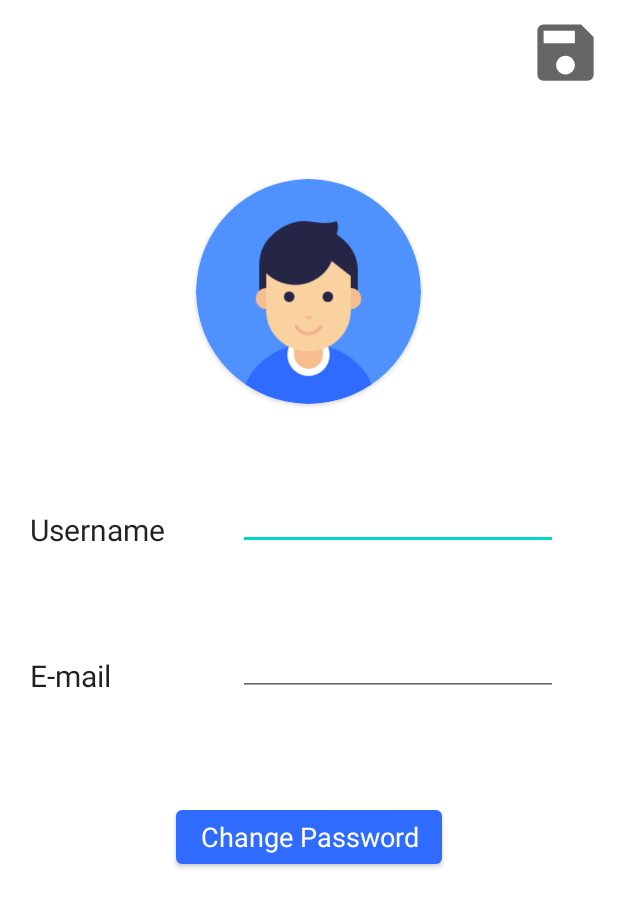
After one commit to Jarenass97/DesafioInventario, an Android app: the layout fragment_perfil.xml on its own in the app's theme, with its tools: preview values and no code run, on a phone screen of 412 x 824 dp. The commit adds this screen. Shown: the top 907 px of the screen. Run offline under Robolectric (Android 15) with nearby library versions, the phone set to English and light mode, and no system bars.

Commit message:
Modificando datos del perfil de usuario

```diff
--- a/DesafioInventario/app/build.gradle
+++ b/DesafioInventario/app/build.gradle
@@ -42,6 +42,7 @@ dependencies {
     implementation 'androidx.constraintlayout:constraintlayout:2.1.2'
     implementation 'androidx.navigation:navigation-fragment-ktx:2.3.5'
     implementation 'androidx.navigation:navigation-ui-ktx:2.3.5'
+    implementation 'androidx.legacy:legacy-support-v4:1.0.0'
     testImplementation 'junit:junit:4.+'
     androidTestImplementation 'androidx.test.ext:junit:1.1.3'
     androidTestImplementation 'androidx.test.espresso:espresso-core:3.4.0'
--- a/DesafioInventario/app/src/main/java/api/InventarioApi.kt
+++ b/DesafioInventario/app/src/main/java/api/InventarioApi.kt
@@ -18,6 +18,10 @@ interface InventarioApi {
     fun addUser(@Body info: Usuario): Call<ResponseBody>
 
     @Headers("Content-Type:application/json")
+    @PUT("/modUser/{username}")
+    fun modUsuario(@Path("username") username: String, @Body info: Usuario): Call<ResponseBody>
+
+    @Headers("Content-Type:application/json")
     @POST("/addAula")
     fun addAula(@Body info: Aula): Call<ResponseBody>
 
--- a/DesafioInventario/app/src/main/java/com/example/desafioinventario/LoginActivity.kt
+++ b/DesafioInventario/app/src/main/java/com/example/desafioinventario/LoginActivity.kt
@@ -79,7 +79,8 @@ class LoginActivity : AppCompatActivity() {
                 edPasswdLogin.inputType = InputType.TYPE_TEXT_VARIATION_VISIBLE_PASSWORD
             } else {
                 btnMostrarPass.setImageResource(R.drawable.ic_eye)
-                edPasswdLogin.inputType = InputType.TYPE_CLASS_TEXT or InputType.TYPE_TEXT_VARIATION_PASSWORD
+                edPasswdLogin.inputType =
+                    InputType.TYPE_CLASS_TEXT or InputType.TYPE_TEXT_VARIATION_PASSWORD
             }
             edPasswdLogin.setSelection(edPasswdLogin.text.length)
         })
@@ -175,6 +176,7 @@ class LoginActivity : AppCompatActivity() {
                                 post.email,
                                 post.img
                             )
+                        if (usuario.img == null) usuario.img = byteArrayOf()
                         if (usuario.passwd == edPasswdLogin.text.toString()) {
                             contexto.abrirInterfaz(usuario)
                             Toast.makeText(
--- a/DesafioInventario/app/src/main/java/model/Usuario.kt
+++ b/DesafioInventario/app/src/main/java/model/Usuario.kt
@@ -23,4 +23,8 @@ data class Usuario(
     fun isJefe(): Boolean {
         return roles.contains(Rol.JEFE_DEPARTAMENTO)
     }
+
+    fun sinImagen(): Boolean {
+        return img.contentEquals(byteArrayOf())
+    }
 }
--- /dev/null
+++ b/DesafioInventario/app/src/main/res/drawable/ic_save.xml
@@ -0,0 +1,10 @@
+<vector xmlns:android="http://schemas.android.com/apk/res/android"
+    android:width="24dp"
+    android:height="24dp"
+    android:viewportWidth="24"
+    android:viewportHeight="24"
+    android:tint="?attr/colorControlNormal">
+  <path
+      android:fillColor="@android:color/white"
+      android:pathData="M17,3L5,3c-1.11,0 -2,0.9 -2,2v14c0,1.1 0.89,2 2,2h14c1.1,0 2,-0.9 2,-2L21,7l-4,-4zM12,19c-1.66,0 -3,-1.34 -3,-3s1.34,-3 3,-3 3,1.34 3,3 -1.34,3 -3,3zM15,9L5,9L5,5h10v4z"/>
+</vector>
--- a/DesafioInventario/app/src/main/res/layout/activity_login.xml
+++ b/DesafioInventario/app/src/main/res/layout/activity_login.xml
@@ -208,7 +208,7 @@
             style="@style/EntradasLogin"
             android:layout_marginTop="40dp"
             android:ems="10"
-            android:hint="Email"
+            android:hint="@string/strEmail"
             android:inputType="textEmailAddress"
             app:layout_constraintBottom_toBottomOf="parent"
             app:layout_constraintEnd_toEndOf="parent"
--- /dev/null
+++ b/DesafioInventario/app/src/main/res/layout/fragment_perfil.xml
@@ -0,0 +1,120 @@
+<?xml version="1.0" encoding="utf-8"?>
+<androidx.constraintlayout.widget.ConstraintLayout xmlns:android="http://schemas.android.com/apk/res/android"
+    xmlns:app="http://schemas.android.com/apk/res-auto"
+    xmlns:tools="http://schemas.android.com/tools"
+    android:layout_width="match_parent"
+    android:layout_height="match_parent"
+    tools:context=".ui.home.PerfilFragment">
+
+    <Button
+        android:id="@+id/btnCambiarPassword"
+        style="@style/botones"
+        android:layout_width="wrap_content"
+        android:layout_height="wrap_content"
+        android:layout_marginTop="70dp"
+        android:layout_marginBottom="40dp"
+        android:text="@string/strCambiarPassword"
+        app:layout_constraintBottom_toBottomOf="parent"
+        app:layout_constraintEnd_toEndOf="parent"
+        app:layout_constraintStart_toStartOf="parent"
+        app:layout_constraintTop_toBottomOf="@+id/edEmailPerfil"
+        app:layout_constraintVertical_bias="0.0" />
+
+    <EditText
+        android:id="@+id/edUsernamePerfil"
+        android:layout_width="wrap_content"
+        android:layout_height="wrap_content"
+        android:layout_marginEnd="40dp"
+        android:ems="10"
+        android:inputType="textPersonName"
+        app:layout_constraintBottom_toBottomOf="@+id/textView6"
+        app:layout_constraintEnd_toEndOf="parent"
+        app:layout_constraintHorizontal_bias="1.0"
+        app:layout_constraintStart_toEndOf="@+id/textView6"
+        app:layout_constraintTop_toTopOf="@+id/textView6"
+        app:layout_constraintVertical_bias="1.0" />
+
+    <TextView
+        android:id="@+id/textView6"
+        style="@style/texto_item_aula"
+        android:layout_width="wrap_content"
+        android:layout_height="wrap_content"
+        android:layout_marginStart="20dp"
+        android:layout_marginTop="70dp"
+        android:text="Username"
+        app:layout_constraintBottom_toBottomOf="parent"
+        app:layout_constraintEnd_toEndOf="parent"
+        app:layout_constraintHorizontal_bias="0.0"
+        app:layout_constraintStart_toStartOf="parent"
+        app:layout_constraintTop_toBottomOf="@+id/cardView2"
+        app:layout_constraintVertical_bias="0.0" />
+
+    <EditText
+        android:id="@+id/edEmailPerfil"
+        android:layout_width="wrap_content"
+        android:layout_height="wrap_content"
+        android:layout_marginEnd="40dp"
+        android:ems="10"
+        android:inputType="textEmailAddress"
+        app:layout_constraintBottom_toBottomOf="@+id/textView7"
+        app:layout_constraintEnd_toEndOf="parent"
+        app:layout_constraintHorizontal_bias="1.0"
+        app:layout_constraintStart_toEndOf="@+id/textView7"
+        app:layout_constraintTop_toTopOf="@+id/textView7"
+        app:layout_constraintVertical_bias="1.0" />
+
+    <TextView
+        android:id="@+id/textView7"
+        style="@style/texto_item_aula"
+        android:layout_width="wrap_content"
+        android:layout_height="wrap_content"
+        android:layout_marginStart="20dp"
+        android:layout_marginTop="70dp"
+        android:text="@string/strEmail"
+        app:layout_constraintBottom_toBottomOf="parent"
+        app:layout_constraintEnd_toEndOf="parent"
+        app:layout_constraintHorizontal_bias="0.0"
+        app:layout_constraintStart_toStartOf="parent"
+        app:layout_constraintTop_toBottomOf="@+id/textView6"
+        app:layout_constraintVertical_bias="0.0" />
+
+    <androidx.cardview.widget.CardView
+        android:id="@+id/cardView2"
+        android:layout_width="150dp"
+        android:layout_height="150dp"
+        android:layout_marginTop="40dp"
+        app:cardCornerRadius="75dp"
+        app:layout_constraintBottom_toBottomOf="parent"
+        app:layout_constraintEnd_toEndOf="parent"
+        app:layout_constraintHorizontal_bias="0.498"
+        app:layout_constraintStart_toStartOf="parent"
+        app:layout_constraintTop_toTopOf="parent"
+        app:layout_constraintVertical_bias="0.125">
+
+        <ImageView
+            android:id="@+id/imgUsuarioPerfil"
+            android:layout_width="match_parent"
+            android:layout_height="match_parent"
+            android:clickable="true"
+            android:scaleType="centerCrop"
+            android:src="@drawable/user_default" />
+
+    </androidx.cardview.widget.CardView>
+
+    <ImageButton
+        android:id="@+id/btnGuardarPerfil"
+        android:layout_width="50dp"
+        android:layout_height="50dp"
+        android:layout_marginTop="10dp"
+        android:layout_marginEnd="10dp"
+        android:background="#00FFFFFF"
+        android:scaleType="fitCenter"
+        android:src="@drawable/ic_save"
+        app:layout_constraintBottom_toBottomOf="parent"
+        app:layout_constraintEnd_toEndOf="parent"
+        app:layout_constraintHorizontal_bias="1.0"
+        app:layout_constraintStart_toStartOf="parent"
+        app:layout_constraintTop_toTopOf="parent"
+        app:layout_constraintVertical_bias="0.0" />
+
+</androidx.constraintlayout.widget.ConstraintLayout>
--- a/DesafioInventario/app/src/main/res/menu/activity_interfaz_usuario_drawer.xml
+++ b/DesafioInventario/app/src/main/res/menu/activity_interfaz_usuario_drawer.xml
@@ -8,5 +8,9 @@
             android:id="@+id/nav_home"
             android:icon="@drawable/ic_home"
             android:title="@string/menu_home" />
+        <item
+            android:id="@+id/nav_perfil"
+            android:icon="@drawable/ic_person"
+            android:title="Perfil" />
     </group>
 </menu>
--- a/DesafioInventario/app/src/main/res/navigation/mobile_navigation.xml
+++ b/DesafioInventario/app/src/main/res/navigation/mobile_navigation.xml
@@ -10,5 +10,10 @@
         android:name="com.example.desafioinventario.ui.home.HomeFragment"
         android:label="@string/menu_home"
         tools:layout="@layout/fragment_home" />
+    <fragment
+        android:id="@+id/nav_perfil"
+        android:name="com.example.desafioinventario.ui.home.PerfilFragment"
+        android:label="Perfil"
+        tools:layout="@layout/fragment_perfil" />
 
 </navigation>
--- a/DesafioInventario/app/src/main/res/values/strings.xml
+++ b/DesafioInventario/app/src/main/res/values/strings.xml
@@ -31,4 +31,7 @@
     <string name="strTituloAddAula">New classroom</string>
     <string name="strCancelar">Cancel</string>
     <string name="strNombre">Name</string>
+    <string name="strEmail" translatable="false">E-mail</string>
+    <string name="strCambiarPassword">Change Password</string>
+    <!-- TODO: Remove or change this placeholder text -->
 </resources>
```
Also changed, not shown: DesafioInventario/app/src/main/java/com/example/desafioinventario/InterfazUsuarioActivity.kt (+8 -6 lines), DesafioInventario/app/src/main/java/com/example/desafioinventario/ui/home/HomeFragment.kt (+12 -0 lines), DesafioInventario/app/src/main/java/com/example/desafioinventario/ui/home/PerfilFragment.kt (added, +243 -0 lines), DesafioInventario/app/src/main/res/drawable/ic_person.xml (added, +10 -0 lines), DesafioInventario/app/src/main/res/layout/password_changer.xml (added, +40 -0 lines), 4 other files.
